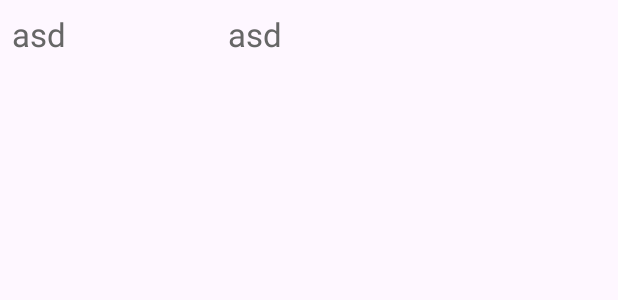
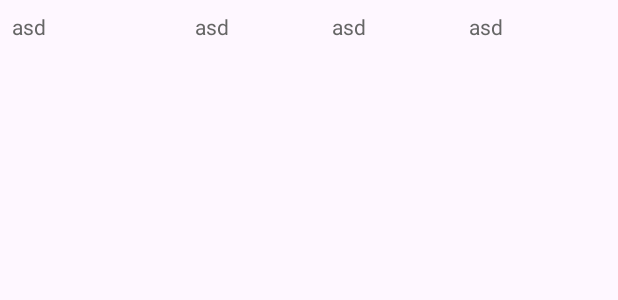
Before and after one commit to magnuscodings/LibRecord, an Android app: the layout grid_item_reservation.xml on its own in the app's theme, with its tools: preview values and no code run, on a phone screen of 412 x 824 dp. Shown: the top 300 px of the screen. Run offline under Robolectric (Android 15) with nearby library versions, the phone set to English and light mode, and no system bars; network calls fail.

Commit message:
Adding restrictions

```diff
--- a/app/src/main/java/com/example/librecord/ReservationFragment.java
+++ b/app/src/main/java/com/example/librecord/ReservationFragment.java
@@ -70,8 +70,9 @@ public class ReservationFragment extends Fragment {
                     String name = rs.getString("username");
                     String details = rs.getString("title");
                     String status = rs.getString("status");
+                    String date = rs.getString("date");
 
-                    reservationList.add(new ReservationRecord(id, name, details,status));
+                    reservationList.add(new ReservationRecord(id, name, details,status,date));
                 }
 
                 getActivity().runOnUiThread(() -> reservationAdapter.notifyDataSetChanged());
--- a/app/src/main/res/layout/grid_item_reservation.xml
+++ b/app/src/main/res/layout/grid_item_reservation.xml
@@ -3,16 +3,15 @@
     android:layout_width="match_parent"
     android:layout_height="match_parent"
     android:orientation="horizontal"
-    android:weightSum="3"
+    android:weightSum="4"
     android:padding="8dp">
     <TextView
-
         android:visibility="gone"
         android:layout_weight="1"
         android:id="@+id/text_position"
         android:layout_width="wrap_content"
         android:layout_height="wrap_content"
-        android:textSize="22sp"
+        android:textSize="14sp"
         android:textColor="#000" />
 
     <TextView
@@ -21,24 +20,40 @@
         android:id="@+id/text_view_name"
         android:layout_width="wrap_content"
         android:layout_height="wrap_content"
-        android:textSize="22sp"
+        android:textSize="14sp"
         android:textColor="#000" />
 
     <TextView
         android:text="asd"
         android:layout_weight="1"
         android:id="@+id/text_view_details"
-        android:layout_width="wrap_content"
+        android:layout_width="150dp"
         android:layout_height="wrap_content"
-        android:textSize="22sp"
+        android:textSize="14sp"
+        android:textColor="#666" />
+    <TextView
+        android:text="asd"
+        android:layout_weight="1"
+        android:id="@+id/text_view_reserve"
+        android:layout_width="120dp"
+        android:layout_height="wrap_content"
+        android:textSize="14sp"
+        android:textColor="#666" />
+    <TextView
+        android:text="asd"
+        android:layout_weight="1"
+        android:id="@+id/text_view_return"
+        android:layout_width="120dp"
+        android:layout_height="wrap_content"
+        android:textSize="14sp"
         android:textColor="#666" />
     <TextView
         android:text="asd"
         android:layout_weight="1"
         android:id="@+id/text_view_status"
-        android:layout_width="wrap_content"
+        android:layout_width="120dp"
         android:layout_height="wrap_content"
-        android:textSize="22sp"
+        android:textSize="14sp"
         android:textColor="#666" />
 
 </LinearLayout>
```
Also changed, not shown: app/src/main/java/com/example/librecord/InfoActivity.java (+52 -5 lines), app/src/main/java/com/example/librecord/ReservationAdapter.java (+33 -0 lines), app/src/main/java/com/example/librecord/ReservationRecord.java (+6 -1 lines), app/src/main/res/layout/fragment_reservation.xml (+9 -17 lines).
